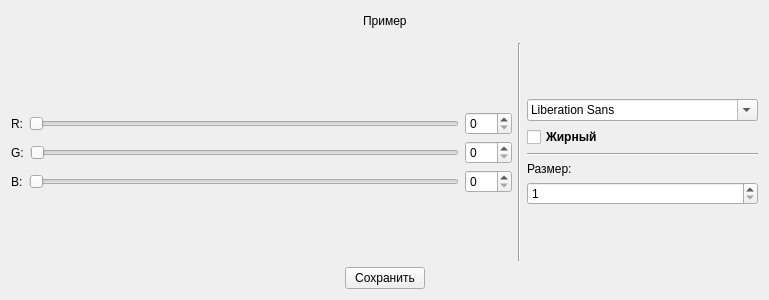
Old version of the form source/ui/windows/fontchanger.ui in the repository pavel-cpp/tip.
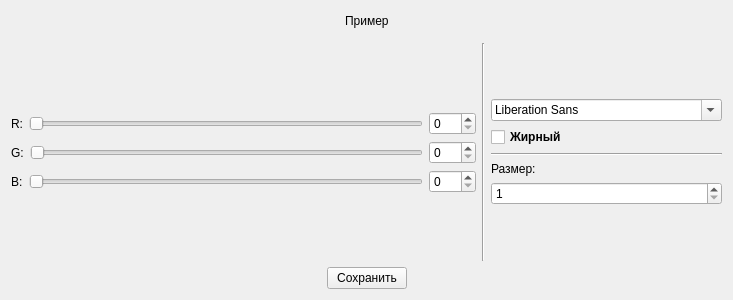
New version of the form. Icons and pictures are not drawn.

Diff of the .ui file:
```diff
--- a/source/ui/windows/fontchanger.ui
+++ b/source/ui/windows/fontchanger.ui
@@ -6,7 +6,7 @@
    <rect>
     <x>0</x>
     <y>0</y>
-    <width>769</width>
+    <width>733</width>
     <height>300</height>
    </rect>
   </property>
```
Left out of the diff: 4 changed lines with no effect on the pictures.
